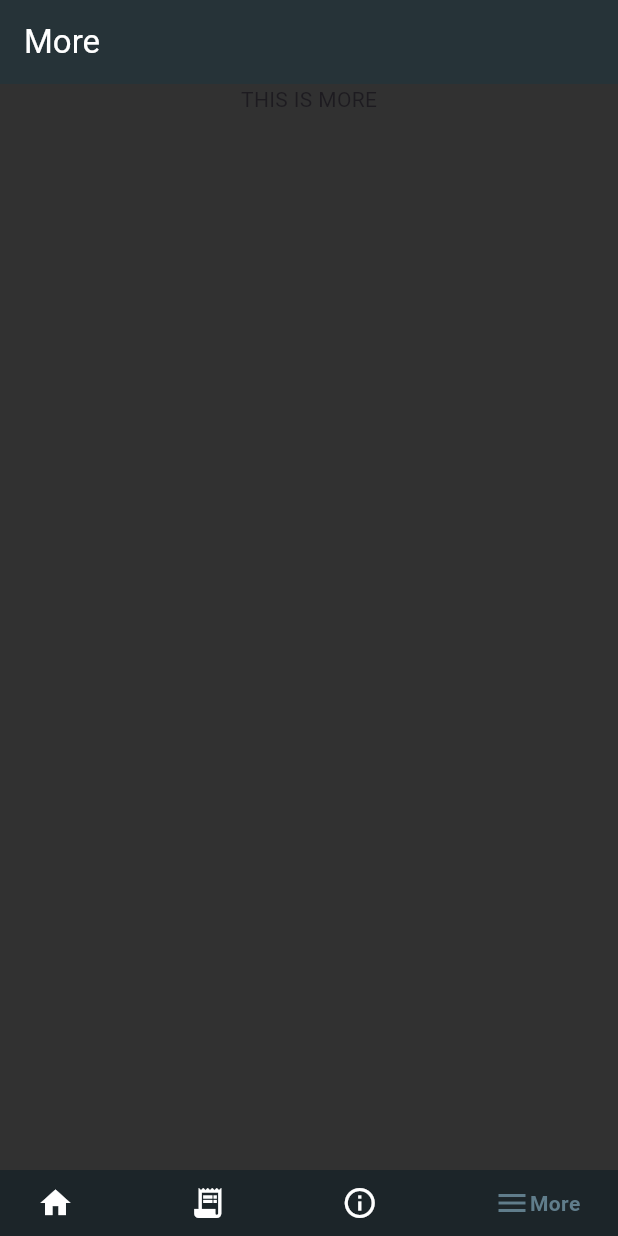
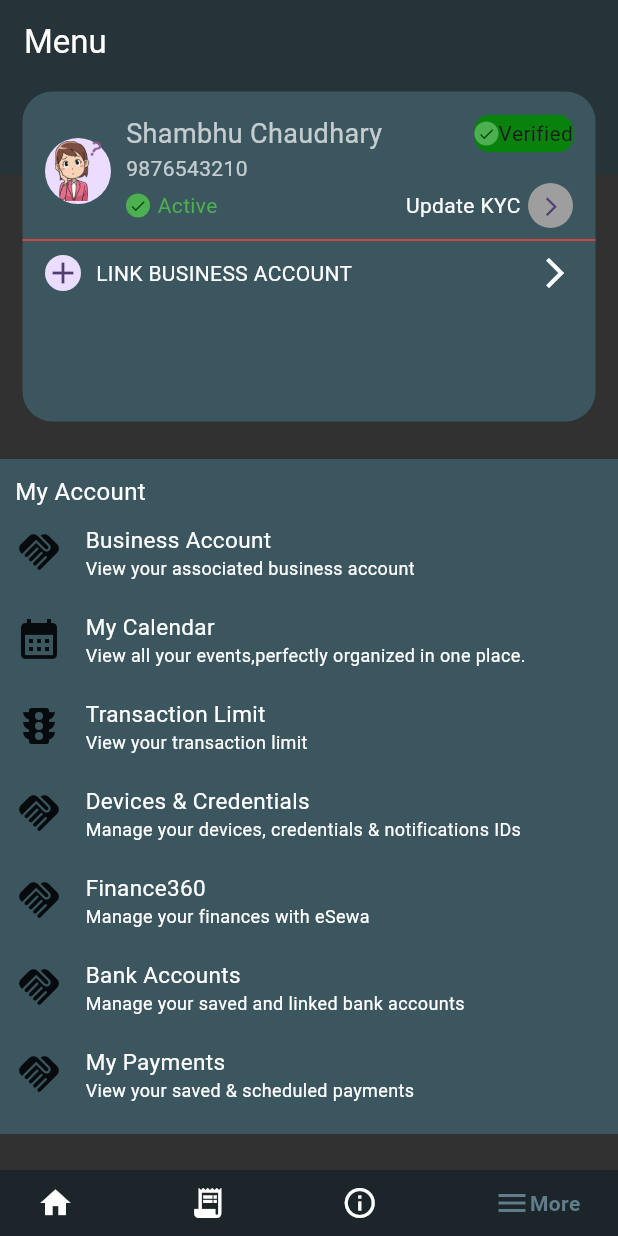
Before and after one commit to CShambhu/eSewa_UI, a Flutter app: the screen it shows after launch, item 4 of the bottom bar chosen, on a phone screen of 412 x 824 dp. Run offline on Flutter 3.47's test engine with Material 3 defaults, Android fonts, the phone set to English and light mode, and no system bars; drawn by our look-alikes of google_nav_bar; our stand-ins replace get.

Commit message:
add my account section implementing custom widget

```diff
--- a/lib/home/home.dart
+++ b/lib/home/home.dart
@@ -17,9 +17,9 @@
 
 class _HomeState extends State<Home> {
   final BottomNavController navController = Get.put(BottomNavController());
-  final List<String> _titles = ["", "Statement", "Help and Support", "More"];
+  final List<String> _titles = ["", "Statement", "Help and Support", "Menu"];
 
-  final List<Widget> _screens = [HomeContent(), Statement(), Support(), More()];
+  final List<Widget> _screens = [HomeContent(), Statement(), Support(), Menu()];
   @override
   Widget build(BuildContext context) {
     return Scaffold(
--- a/lib/main.dart
+++ b/lib/main.dart
@@ -1,5 +1,4 @@
 import 'package:esewa_ui_practice/home/home.dart';
-import 'package:esewa_ui_practice/support/support.dart';
 import 'package:flutter/material.dart';
 import 'package:get/get.dart';
 
--- a/lib/more/more.dart
+++ b/lib/more/more.dart
@@ -1,10 +1,87 @@
+import 'package:esewa_ui_practice/more/my_account_widgets.dart';
+import 'package:esewa_ui_practice/more/profile_card.dart';
 import 'package:flutter/material.dart';
 
-class More extends StatelessWidget {
-  const More({super.key});
+class Menu extends StatelessWidget {
+  const Menu({super.key});
 
   @override
   Widget build(BuildContext context) {
-    return Column(children: [Text("THIS IS MORE")]);
+    return SingleChildScrollView(
+      child: Column(
+        children: [
+          Stack(
+            children: [
+              Container(
+                height: 60,
+                width: double.infinity,
+                color: const Color.fromARGB(255, 38, 51, 56),
+              ),
+
+              Padding(
+                padding: const EdgeInsets.only(left: 15, top: 5, right: 15),
+                child: ProfileCard(),
+              ),
+
+              Padding(
+                padding: const EdgeInsets.only(top: 250),
+                child: Container(
+                  height: 450,
+                  color: const Color.fromARGB(255, 59, 86, 95),
+                  child: Column(
+                    crossAxisAlignment: CrossAxisAlignment.start,
+                    children: [
+                      Padding(
+                        padding: const EdgeInsets.only(left: 10, top: 10),
+                        child: Text(
+                          "My Account",
+                          style: TextStyle(fontSize: 16, color: Colors.white),
+                        ),
+                      ),
+                      myAccount(
+                        Icons.handshake,
+                        "Business Account",
+                        "View your associated business account",
+                      ),
+                      myAccount(
+                        Icons.calendar_month,
+                        "My Calendar",
+                        "View all your events,perfectly organized in one place.",
+                      ),
+                      myAccount(
+                        Icons.traffic,
+                        "Transaction Limit",
+                        "View your transaction limit",
+                      ),
+                      myAccount(
+                        Icons.handshake,
+                        "Devices & Credentials",
+                        "Manage your devices, credentials & notifications IDs",
+                      ),
+                      myAccount(
+                        Icons.handshake,
+                        "Finance360",
+                        "Manage your finances with eSewa",
+                      ),
+                      myAccount(
+                        Icons.handshake,
+                        "Bank Accounts",
+                        "Manage your saved and linked bank accounts",
+                      ),
+                      myAccount(
+                        Icons.handshake,
+                        "My Payments",
+                        "View your saved & scheduled payments",
+                      ),
+                    ],
+                  ),
+                ),
+              ),
+              //TOPUP balance card end
+            ],
+          ),
+        ],
+      ),
+    );
   }
 }
--- /dev/null
+++ b/lib/more/my_account_widgets.dart
@@ -0,0 +1,31 @@
+import 'package:flutter/material.dart';
+
+Widget myAccount(IconData icon, String title, String subtitle) {
+  return Padding(
+    padding: const EdgeInsets.all(10),
+    child: Column(
+      crossAxisAlignment: CrossAxisAlignment.start,
+      children: [
+        Row(
+          spacing: 15,
+          children: [
+            Icon(icon, size: 32),
+            Column(
+              crossAxisAlignment: CrossAxisAlignment.start,
+              children: [
+                Text(
+                  title,
+                  style: TextStyle(fontSize: 15, color: Colors.white),
+                ),
+                Text(
+                  subtitle,
+                  style: TextStyle(fontSize: 12, color: Colors.white),
+                ),
+              ],
+            ),
+          ],
+        ),
+      ],
+    ),
+  );
+}
--- /dev/null
+++ b/lib/more/profile_card.dart
@@ -0,0 +1,153 @@
+import 'package:flutter/material.dart';
+
+class ProfileCard extends StatelessWidget {
+  const ProfileCard({super.key});
+
+  @override
+  Widget build(BuildContext context) {
+    return Container(
+      decoration: BoxDecoration(
+        color: const Color.fromARGB(255, 59, 86, 95),
+        borderRadius: BorderRadius.circular(20),
+      ),
+      height: 220,
+      width: double.infinity,
+      child: Column(
+        crossAxisAlignment: CrossAxisAlignment.start,
+        children: [
+          Padding(
+            padding: const EdgeInsets.only(left: 15, top: 15, right: 15),
+            child: Row(
+              children: [
+                CircleAvatar(
+                  radius: 22,
+                  child: Image.asset(
+                    "assets/images/girl.png",
+                    height: 40,
+                    width: 40,
+                  ),
+                ),
+                Expanded(
+                  child: Padding(
+                    padding: const EdgeInsets.only(left: 10),
+                    child: Column(
+                      crossAxisAlignment: CrossAxisAlignment.start,
+                      children: [
+                        Row(
+                          mainAxisAlignment: MainAxisAlignment.spaceBetween,
+                          children: [
+                            Text(
+                              "Shambhu Chaudhary",
+                              style: TextStyle(
+                                fontSize: 18,
+                                color: Colors.white70,
+                              ),
+                            ),
+                            Container(
+                              height: 25,
+                              decoration: BoxDecoration(
+                                borderRadius: BorderRadius.circular(10),
+                                color: const Color.fromARGB(255, 9, 129, 13),
+                              ),
+                              child: Row(
+                                children: [
+                                  CircleAvatar(
+                                    radius: 8,
+                                    backgroundColor: Colors.green,
+                                    child: Icon(
+                                      Icons.check,
+                                      size: 12,
+                                      color: const Color.fromARGB(
+                                        255,
+                                        2,
+                                        71,
+                                        5,
+                                      ),
+                                    ),
+                                  ),
+
+                                  Text("Verified"),
+                                ],
+                              ),
+                            ),
+                          ],
+                        ),
+                        Text(
+                          "9876543210",
+                          style: TextStyle(fontSize: 14, color: Colors.white70),
+                        ),
+                        Row(
+                          mainAxisAlignment: MainAxisAlignment.spaceBetween,
+                          children: [
+                            Row(
+                              spacing: 5,
+
+                              children: [
+                                CircleAvatar(
+                                  radius: 8,
+                                  backgroundColor: Colors.green,
+                                  child: Icon(
+                                    Icons.check,
+                                    size: 12,
+                                    color: const Color.fromARGB(255, 2, 71, 5),
+                                  ),
+                                ),
+
+                                Text(
+                                  "Active",
+                                  style: TextStyle(color: Colors.green),
+                                ),
+                              ],
+                            ),
+                            Spacer(),
+                            Text(
+                              "Update KYC",
+                              style: TextStyle(color: Colors.white),
+                            ),
+                            SizedBox(width: 5),
+                            CircleAvatar(
+                              radius: 15,
+                              backgroundColor: Colors.grey,
+                              child: Center(
+                                child: IconButton(
+                                  onPressed: () {},
+                                  icon: Icon(
+                                    Icons.arrow_forward_ios,
+                                    size: 15,
+                                    fontWeight: FontWeight.w500,
+                                  ),
+                                ),
+                              ),
+                            ),
+                          ],
+                        ),
+                      ],
+                    ),
+                  ),
+                ),
+              ],
+            ),
+          ),
+          Divider(thickness: 1, color: Colors.red),
+          Padding(
+            padding: const EdgeInsets.only(left: 15, top: 2, right: 15),
+            child: Row(
+              spacing: 10,
+              mainAxisAlignment: MainAxisAlignment.spaceBetween,
+              children: [
+                CircleAvatar(radius: 12, child: Icon(Icons.add)),
+                Expanded(
+                  child: Text(
+                    "LINK BUSINESS ACCOUNT",
+                    style: TextStyle(color: Colors.white),
+                  ),
+                ),
+                Icon(Icons.arrow_forward_ios, color: Colors.white),
+              ],
+            ),
+          ),
+        ],
+      ),
+    );
+  }
+}
--- a/lib/statement/statement.dart
+++ b/lib/statement/statement.dart
@@ -65,7 +65,7 @@
               //TOPUP balance card
               Padding(
                 padding: const EdgeInsets.only(left: 15, top: 230, right: 15),
-                child: topupSection(),
+                child: TopupSection(),
               ),
               //TOPUP balance card end
             ],
--- a/lib/statement/topupSection.dart
+++ b/lib/statement/topupSection.dart
@@ -1,7 +1,7 @@
 import 'package:flutter/material.dart';
 
-class topupSection extends StatelessWidget {
-  const topupSection({super.key});
+class TopupSection extends StatelessWidget {
+  const TopupSection({super.key});
 
   @override
   Widget build(BuildContext context) {
--- a/lib/support/cardII_section.dart
+++ b/lib/support/cardII_section.dart
@@ -1,4 +1,3 @@
-import 'package:esewa_ui_practice/support/card_widgets.dart';
 import 'package:flutter/material.dart';
 
 class CardSectionII extends StatelessWidget {
--- a/lib/support/support.dart
+++ b/lib/support/support.dart
@@ -1,5 +1,3 @@
-import 'package:esewa_ui_practice/statement/balanceSection.dart';
-import 'package:esewa_ui_practice/statement/topupSection.dart';
 import 'package:esewa_ui_practice/support/cardII_section.dart';
 import 'package:esewa_ui_practice/support/card_section.dart';
 import 'package:flutter/material.dart';
```
Also changed, not shown: assets/images/girl.png (added).
